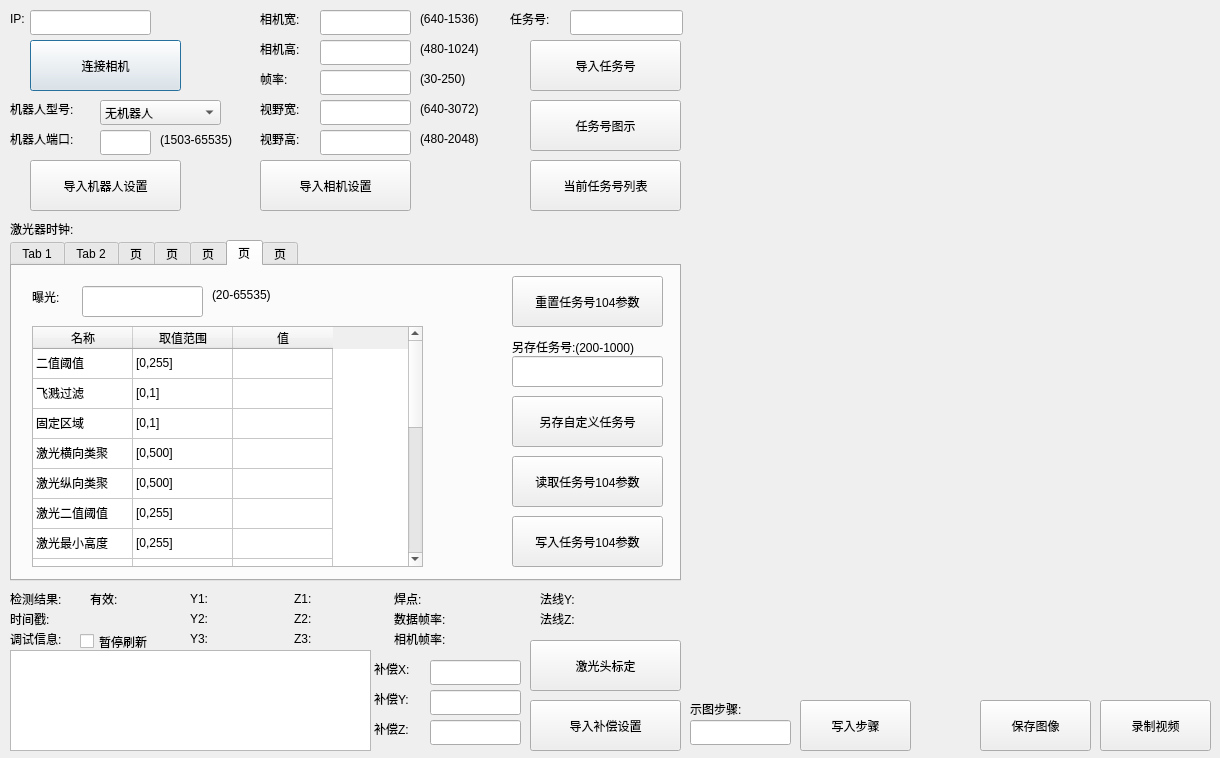
Above: qtmysunnydlg.ui from qubo188612/qtwelding before the change. Below: the same form after it.
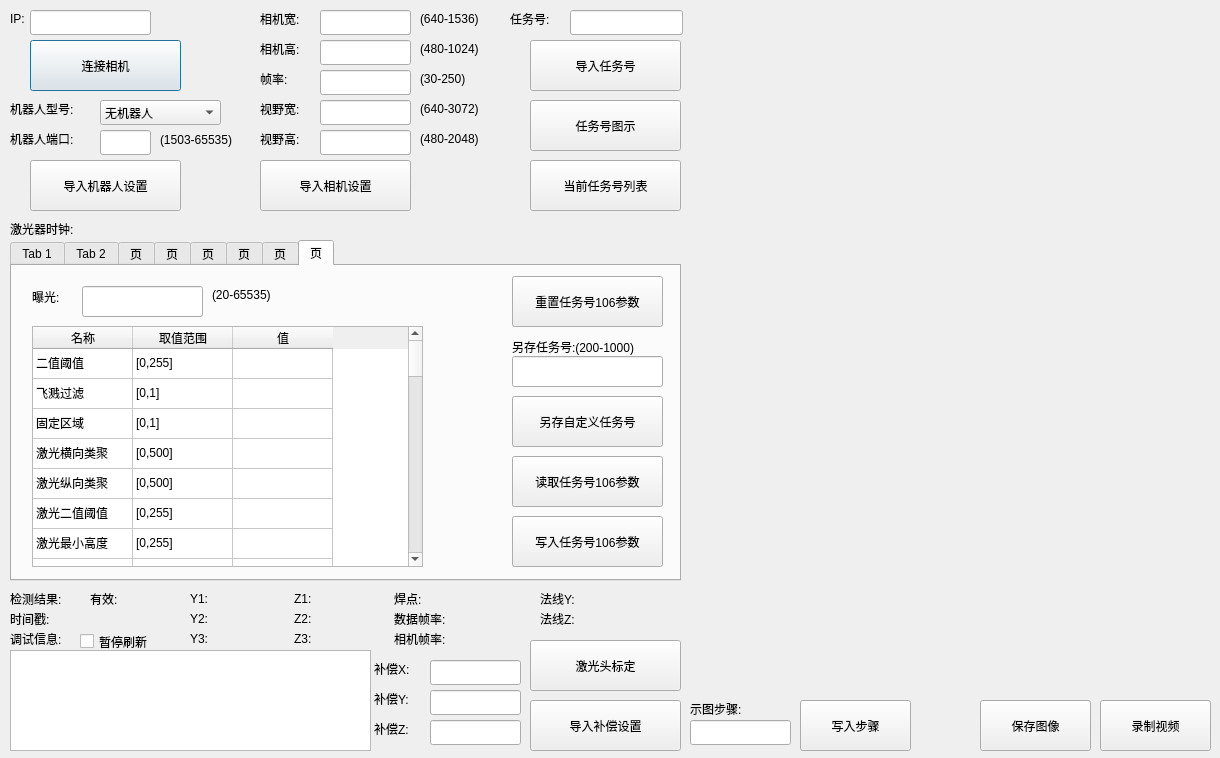
That is the form after the change. Custom widgets are drawn as their Qt base class.

```diff
--- a/qtmysunnydlg.ui
+++ b/qtmysunnydlg.ui
@@ -580,7 +580,7 @@
     </rect>
    </property>
    <property name="currentIndex">
-    <number>5</number>
+    <number>7</number>
    </property>
    <widget class="QWidget" name="tab">
     <attribute name="title">
@@ -4113,6 +4113,990 @@
      </property>
     </widget>
    </widget>
+   <widget class="QWidget" name="tab_8">
+    <attribute name="title">
+     <string>页</string>
+    </attribute>
+    <widget class="QTableWidget" name="tab8tableWidget">
+     <property name="geometry">
+      <rect>
+       <x>20</x>
+       <y>60</y>
+       <width>391</width>
+       <height>241</height>
+      </rect>
+     </property>
+     <attribute name="verticalHeaderVisible">
+      <bool>false</bool>
+     </attribute>
+     <row>
+      <property name="text">
+       <string>1</string>
+      </property>
+     </row>
+     <row>
+      <property name="text">
+       <string>2</string>
+      </property>
+     </row>
+     <row>
+      <property name="text">
+       <string>3</string>
+      </property>
+     </row>
+     <row>
+      <property name="text">
+       <string>4</string>
+      </property>
+     </row>
+     <row>
+      <property name="text">
+       <string>5</string>
+      </property>
+     </row>
+     <row>
+      <property name="text">
+       <string>6</string>
+      </property>
+     </row>
+     <row>
+      <property name="text">
+       <string>7</string>
+      </property>
+     </row>
+     <row>
+      <property name="text">
+       <string>8</string>
+      </property>
+     </row>
+     <row>
+      <property name="text">
+       <string>9</string>
+      </property>
+     </row>
+     <row>
+      <property name="text">
+       <string>10</string>
+      </property>
+     </row>
+     <row>
+      <property name="text">
+       <string>11</string>
+      </property>
+     </row>
+     <row>
+      <property name="text">
+       <string>12</string>
+      </property>
+     </row>
+     <row>
+      <property name="text">
+       <string>13</string>
+      </property>
+     </row>
+     <row>
+      <property name="text">
+       <string>14</string>
+      </property>
+     </row>
+     <row>
+      <property name="text">
+       <string>15</string>
+      </property>
+     </row>
+     <row>
+      <property name="text">
+       <string>16</string>
+      </property>
+     </row>
+     <row>
+      <property name="text">
+       <string>17</string>
+      </property>
+     </row>
+     <row>
+      <property name="text">
+       <string>18</string>
+      </property>
+     </row>
+     <row>
+      <property name="text">
+       <string>19</string>
+      </property>
+     </row>
+     <row>
+      <property name="text">
+       <string>20</string>
+      </property>
+     </row>
+     <row>
+      <property name="text">
+       <string>21</string>
+      </property>
+     </row>
+     <row>
+      <property name="text">
+       <string>22</string>
+      </property>
+     </row>
+     <row>
+      <property name="text">
+       <string>23</string>
+      </property>
+     </row>
+     <row>
+      <property name="text">
+       <string>24</string>
+      </property>
+     </row>
+     <row>
+      <property name="text">
+       <string>25</string>
+      </property>
+     </row>
+     <row>
+      <property name="text">
+       <string>26</string>
+      </property>
+     </row>
+     <row>
+      <property name="text">
+       <string>27</string>
+      </property>
+     </row>
+     <row>
+      <property name="text">
+       <string>28</string>
+      </property>
+     </row>
+     <row>
+      <property name="text">
+       <string>29</string>
+      </property>
+     </row>
+     <row>
+      <property name="text">
+       <string>30</string>
+      </property>
+     </row>
+     <row>
+      <property name="text">
+       <string>31</string>
+      </property>
+     </row>
+     <row>
+      <property name="text">
+       <string>32</string>
+      </property>
+     </row>
+     <row>
+      <property name="text">
+       <string>33</string>
+      </property>
+     </row>
+     <row>
+      <property name="text">
+       <string>34</string>
+      </property>
+     </row>
+     <row>
+      <property name="text">
+       <string>35</string>
+      </property>
+     </row>
+     <row>
+      <property name="text">
+       <string>36</string>
+      </property>
+     </row>
+     <row>
+      <property name="text">
+       <string>37</string>
+      </property>
+     </row>
+     <row>
+      <property name="text">
+       <string>38</string>
+      </property>
+     </row>
+     <row>
+      <property name="text">
+       <string>39</string>
+      </property>
+     </row>
+     <row>
+      <property name="text">
+       <string>40</string>
+      </property>
+     </row>
+     <row>
+      <property name="text">
+       <string>41</string>
+      </property>
+     </row>
+     <row>
+      <property name="text">
+       <string>43</string>
+      </property>
+     </row>
+     <column>
+      <property name="text">
+       <string>名称</string>
+      </property>
+     </column>
+     <column>
+      <property name="text">
+       <string>取值范围</string>
+      </property>
+     </column>
+     <column>
+      <property name="text">
+       <string>值</string>
+      </property>
+     </column>
+     <item row="0" column="0">
+      <property name="text">
+       <string>二值阈值</string>
+      </property>
+     </item>
+     <item row="0" column="1">
+      <property name="text">
+       <string>[0,255]</string>
+      </property>
+     </item>
+     <item row="0" column="2">
+      <property name="text">
+       <string/>
+      </property>
+     </item>
+     <item row="1" column="0">
+      <property name="text">
+       <string>飞溅过滤</string>
+      </property>
+     </item>
+     <item row="1" column="1">
+      <property name="text">
+       <string>[0,1]</string>
+      </property>
+     </item>
+     <item row="1" column="2">
+      <property name="text">
+       <string/>
+      </property>
+     </item>
+     <item row="2" column="0">
+      <property name="text">
+       <string>固定区域</string>
+      </property>
+     </item>
+     <item row="2" column="1">
+      <property name="text">
+       <string>[0,1]</string>
+      </property>
+     </item>
+     <item row="2" column="2">
+      <property name="text">
+       <string/>
+      </property>
+     </item>
+     <item row="3" column="0">
+      <property name="text">
+       <string>激光横向类聚</string>
+      </property>
+     </item>
+     <item row="3" column="1">
+      <property name="text">
+       <string>[0,500]</string>
+      </property>
+     </item>
+     <item row="3" column="2">
+      <property name="text">
+       <string/>
+      </property>
+     </item>
+     <item row="4" column="0">
+      <property name="text">
+       <string>激光纵向类聚</string>
+      </property>
+     </item>
+     <item row="4" column="1">
+      <property name="text">
+       <string>[0,500]</string>
+      </property>
+     </item>
+     <item row="4" column="2">
+      <property name="text">
+       <string/>
+      </property>
+     </item>
+     <item row="5" column="0">
+      <property name="text">
+       <string>激光二值阈值</string>
+      </property>
+     </item>
+     <item row="5" column="1">
+      <property name="text">
+       <string>[0,255]</string>
+      </property>
+     </item>
+     <item row="5" column="2">
+      <property name="text">
+       <string/>
+      </property>
+     </item>
+     <item row="6" column="0">
+      <property name="text">
+       <string>激光最小高度</string>
+      </property>
+     </item>
+     <item row="6" column="1">
+      <property name="text">
+       <string>[0,255]</string>
+      </property>
+     </item>
+     <item row="6" column="2">
+      <property name="text">
+       <string/>
+      </property>
+     </item>
+     <item row="7" column="0">
+      <property name="text">
+       <string>激光最小长度</string>
+      </property>
+     </item>
+     <item row="7" column="1">
+      <property name="text">
+       <string>[0,255]</string>
+      </property>
+     </item>
+     <item row="7" column="2">
+      <property name="text">
+       <string/>
+      </property>
+     </item>
+     <item row="8" column="0">
+      <property name="text">
+       <string>激光最粗限制</string>
+      </property>
+     </item>
+     <item row="8" column="1">
+      <property name="text">
+       <string>[0,20]</string>
+      </property>
+     </item>
+     <item row="8" column="2">
+      <property name="text">
+       <string/>
+      </property>
+     </item>
+     <item row="9" column="0">
+      <property name="text">
+       <string>检测区域开关</string>
+      </property>
+     </item>
+     <item row="9" column="1">
+      <property name="text">
+       <string>[0,1]</string>
+      </property>
+     </item>
+     <item row="9" column="2">
+      <property name="text">
+       <string/>
+      </property>
+     </item>
+     <item row="10" column="0">
+      <property name="text">
+       <string>检测区域左</string>
+      </property>
+     </item>
+     <item row="10" column="1">
+      <property name="text">
+       <string>[0,2048)</string>
+      </property>
+     </item>
+     <item row="10" column="2">
+      <property name="text">
+       <string/>
+      </property>
+     </item>
+     <item row="11" column="0">
+      <property name="text">
+       <string>检测区域右</string>
+      </property>
+     </item>
+     <item row="11" column="1">
+      <property name="text">
+       <string>[0,2048)</string>
+      </property>
+     </item>
+     <item row="11" column="2">
+      <property name="text">
+       <string/>
+      </property>
+     </item>
+     <item row="12" column="0">
+      <property name="text">
+       <string>检测区域上</string>
+      </property>
+     </item>
+     <item row="12" column="1">
+      <property name="text">
+       <string>[0,3072)</string>
+      </property>
+     </item>
+     <item row="12" column="2">
+      <property name="text">
+       <string/>
+      </property>
+     </item>
+     <item row="13" column="0">
+      <property name="text">
+       <string>检测区域下</string>
+      </property>
+     </item>
+     <item row="13" column="1">
+      <property name="text">
+       <string>[0,3072)</string>
+      </property>
+     </item>
+     <item row="13" column="2">
+      <property name="text">
+       <string/>
+      </property>
+     </item>
+     <item row="14" column="0">
+      <property name="text">
+       <string>坡口判定阈值</string>
+      </property>
+     </item>
+     <item row="14" column="1">
+      <property name="text">
+       <string>[0,5000]</string>
+      </property>
+     </item>
+     <item row="14" column="2">
+      <property name="text">
+       <string/>
+      </property>
+     </item>
+     <item row="15" column="0">
+      <property name="text">
+       <string>坡口两侧直线长度</string>
+      </property>
+     </item>
+     <item row="15" column="1">
+      <property name="text">
+       <string>[0,2000]</string>
+      </property>
+     </item>
+     <item row="15" column="2">
+      <property name="text">
+       <string/>
+      </property>
+     </item>
+     <item row="16" column="0">
+      <property name="text">
+       <string>上坡口统计起点</string>
+      </property>
+     </item>
+     <item row="16" column="1">
+      <property name="text">
+       <string>[0,200]</string>
+      </property>
+     </item>
+     <item row="16" column="2">
+      <property name="text">
+       <string/>
+      </property>
+     </item>
+     <item row="17" column="0">
+      <property name="text">
+       <string>上坡口统计终点</string>
+      </property>
+     </item>
+     <item row="17" column="1">
+      <property name="text">
+       <string>[0,200]</string>
+      </property>
+     </item>
+     <item row="17" column="2">
+      <property name="text">
+       <string/>
+      </property>
+     </item>
+     <item row="18" column="0">
+      <property name="text">
+       <string>下坡口统计起点</string>
+      </property>
+     </item>
+     <item row="18" column="1">
+      <property name="text">
+       <string>[0,200]</string>
+      </property>
+     </item>
+     <item row="18" column="2">
+      <property name="text">
+       <string/>
+      </property>
+     </item>
+     <item row="19" column="0">
+      <property name="text">
+       <string>下坡口统计终点</string>
+      </property>
+     </item>
+     <item row="19" column="1">
+      <property name="text">
+       <string>[0,200]</string>
+      </property>
+     </item>
+     <item row="19" column="2">
+      <property name="text">
+       <string/>
+      </property>
+     </item>
+     <item row="20" column="0">
+      <property name="text">
+       <string>上坡口最远终点</string>
+      </property>
+     </item>
+     <item row="20" column="1">
+      <property name="text">
+       <string>[0,2000]</string>
+      </property>
+     </item>
+     <item row="20" column="2">
+      <property name="text">
+       <string/>
+      </property>
+     </item>
+     <item row="21" column="0">
+      <property name="text">
+       <string>下坡口最远终点</string>
+      </property>
+     </item>
+     <item row="21" column="1">
+      <property name="text">
+       <string>[0,2000]</string>
+      </property>
+     </item>
+     <item row="21" column="2">
+      <property name="text">
+       <string/>
+      </property>
+     </item>
+     <item row="22" column="0">
+      <property name="text">
+       <string>上坡口长度</string>
+      </property>
+     </item>
+     <item row="22" column="1">
+      <property name="text">
+       <string>[0,500]</string>
+      </property>
+     </item>
+     <item row="22" column="2">
+      <property name="text">
+       <string/>
+      </property>
+     </item>
+     <item row="23" column="0">
+      <property name="text">
+       <string>下坡口长度</string>
+      </property>
+     </item>
+     <item row="23" column="1">
+      <property name="text">
+       <string>[0,500]</string>
+      </property>
+     </item>
+     <item row="23" column="2">
+      <property name="text">
+       <string/>
+      </property>
+     </item>
+     <item row="24" column="0">
+      <property name="text">
+       <string>断点向后搜索距离</string>
+      </property>
+     </item>
+     <item row="24" column="1">
+      <property name="text">
+       <string>[0,500]</string>
+      </property>
+     </item>
+     <item row="24" column="2">
+      <property name="text">
+       <string/>
+      </property>
+     </item>
+     <item row="25" column="0">
+      <property name="text">
+       <string>断点向前搜索距离</string>
+      </property>
+     </item>
+     <item row="25" column="1">
+      <property name="text">
+       <string>[0,500]</string>
+      </property>
+     </item>
+     <item row="25" column="2">
+      <property name="text">
+       <string/>
+      </property>
+     </item>
+     <item row="26" column="0">
+      <property name="text">
+       <string>坡口模式</string>
+      </property>
+     </item>
+     <item row="26" column="1">
+      <property name="text">
+       <string>[0,1]</string>
+      </property>
+     </item>
+     <item row="26" column="2">
+      <property name="text">
+       <string/>
+      </property>
+     </item>
+     <item row="27" column="0">
+      <property name="text">
+       <string>上斜坡斜度最大值</string>
+      </property>
+     </item>
+     <item row="27" column="1">
+      <property name="text">
+       <string>[0,5000]</string>
+      </property>
+     </item>
+     <item row="27" column="2">
+      <property name="text">
+       <string/>
+      </property>
+     </item>
+     <item row="28" column="0">
+      <property name="text">
+       <string>上斜坡斜度最小值</string>
+      </property>
+     </item>
+     <item row="28" column="1">
+      <property name="text">
+       <string>[0,5000]</string>
+      </property>
+     </item>
+     <item row="28" column="2">
+      <property name="text">
+       <string/>
+      </property>
+     </item>
+     <item row="29" column="0">
+      <property name="text">
+       <string>上斜坡统计起点</string>
+      </property>
+     </item>
+     <item row="29" column="1">
+      <property name="text">
+       <string>[0,200]</string>
+      </property>
+     </item>
+     <item row="29" column="2">
+      <property name="text">
+       <string/>
+      </property>
+     </item>
+     <item row="30" column="0">
+      <property name="text">
+       <string>上斜坡统计终点</string>
+      </property>
+     </item>
+     <item row="30" column="1">
+      <property name="text">
+       <string>[0,200]</string>
+      </property>
+     </item>
+     <item row="30" column="2">
+      <property name="text">
+       <string/>
+      </property>
+     </item>
+     <item row="31" column="0">
+      <property name="text">
+       <string>下斜坡斜度最小值</string>
+      </property>
+     </item>
+     <item row="31" column="1">
+      <property name="text">
+       <string>[-5000,0]</string>
+      </property>
+     </item>
+     <item row="31" column="2">
+      <property name="text">
+       <string/>
+      </property>
+     </item>
+     <item row="32" column="0">
+      <property name="text">
+       <string>下斜坡斜度最大值</string>
+      </property>
+     </item>
+     <item row="32" column="1">
+      <property name="text">
+       <string>[-5000,0]</string>
+      </property>
+     </item>
+     <item row="32" column="2">
+      <property name="text">
+       <string/>
+      </property>
+     </item>
+     <item row="33" column="0">
+      <property name="text">
+       <string>下斜坡统计起点</string>
+      </property>
+     </item>
+     <item row="33" column="1">
+      <property name="text">
+       <string>[0,200]</string>
+      </property>
+     </item>
+     <item row="33" column="2">
+      <property name="text">
+       <string/>
+      </property>
+     </item>
+     <item row="34" column="0">
+      <property name="text">
+       <string>下斜坡统计终点</string>
+      </property>
+     </item>
+     <item row="34" column="1">
+      <property name="text">
+       <string>[0,200]</string>
+      </property>
+     </item>
+     <item row="34" column="2">
+      <property name="text">
+       <string/>
+      </property>
+     </item>
+     <item row="35" column="0">
+      <property name="text">
+       <string>上斜坡长度</string>
+      </property>
+     </item>
+     <item row="35" column="1">
+      <property name="text">
+       <string>[0,500]</string>
+      </property>
+     </item>
+     <item row="35" column="2">
+      <property name="text">
+       <string/>
+      </property>
+     </item>
+     <item row="36" column="0">
+      <property name="text">
+       <string>下斜坡长度</string>
+      </property>
+     </item>
+     <item row="36" column="1">
+      <property name="text">
+       <string>[0,500]</string>
+      </property>
+     </item>
+     <item row="36" column="2">
+      <property name="text">
+       <string/>
+      </property>
+     </item>
+     <item row="37" column="0">
+      <property name="text">
+       <string>咬边检测</string>
+      </property>
+     </item>
+     <item row="37" column="1">
+      <property name="text">
+       <string>[0,1]</string>
+      </property>
+     </item>
+     <item row="37" column="2">
+      <property name="text">
+       <string/>
+      </property>
+     </item>
+     <item row="38" column="0">
+      <property name="text">
+       <string>咬边检测范围</string>
+      </property>
+     </item>
+     <item row="38" column="1">
+      <property name="text">
+       <string>[0,200]</string>
+      </property>
+     </item>
+     <item row="38" column="2">
+      <property name="text">
+       <string/>
+      </property>
+     </item>
+     <item row="39" column="0">
+      <property name="text">
+       <string>咬边阈值</string>
+      </property>
+     </item>
+     <item row="39" column="1">
+      <property name="text">
+       <string>[0,255]</string>
+      </property>
+     </item>
+     <item row="39" column="2">
+      <property name="text">
+       <string/>
+      </property>
+     </item>
+     <item row="40" column="0">
+      <property name="text">
+       <string>咬边搜索终点</string>
+      </property>
+     </item>
+     <item row="40" column="1">
+      <property name="text">
+       <string>[0,200]</string>
+      </property>
+     </item>
+     <item row="40" column="2">
+      <property name="text">
+       <string/>
+      </property>
+     </item>
+     <item row="41" column="0">
+      <property name="text">
+       <string>咬边搜索起点</string>
+      </property>
+     </item>
+     <item row="41" column="1">
+      <property name="text">
+       <string>[0,200]</string>
+      </property>
+     </item>
+     <item row="41" column="2">
+      <property name="text">
+       <string/>
+      </property>
+     </item>
+    </widget>
+    <widget class="QPushButton" name="initTab8Btn">
+     <property name="geometry">
+      <rect>
+       <x>500</x>
+       <y>10</y>
+       <width>151</width>
+       <height>51</height>
+      </rect>
+     </property>
+     <property name="text">
+      <string>重置任务号106参数</string>
+     </property>
+    </widget>
+    <widget class="QPushButton" name="readTab8Btn">
+     <property name="geometry">
+      <rect>
+       <x>500</x>
+       <y>190</y>
+       <width>151</width>
+       <height>51</height>
+      </rect>
+     </property>
+     <property name="text">
+      <string>读取任务号106参数</string>
+     </property>
+    </widget>
+    <widget class="QLabel" name="tab8label_3">
+     <property name="geometry">
+      <rect>
+       <x>20</x>
+       <y>20</y>
+       <width>41</width>
+       <height>21</height>
+      </rect>
+     </property>
+     <property name="text">
+      <string>曝光:</string>
+     </property>
+    </widget>
+    <widget class="QLabel" name="tab8label_1">
+     <property name="geometry">
+      <rect>
+       <x>200</x>
+       <y>20</y>
+       <width>81</width>
+       <height>17</height>
+      </rect>
+     </property>
+     <property name="text">
+      <string>(20-65535)</string>
+     </property>
+    </widget>
+    <widget class="QLabel" name="tab8label_2">
+     <property name="geometry">
+      <rect>
+       <x>500</x>
+       <y>70</y>
+       <width>151</width>
+       <height>21</height>
+      </rect>
+     </property>
+     <property name="text">
+      <string>另存任务号:(200-1000)</string>
+     </property>
+    </widget>
+    <widget class="QLineEdit" name="alg106_othersave">
+     <property name="geometry">
+      <rect>
+       <x>500</x>
+       <y>90</y>
+       <width>151</width>
+       <height>31</height>
+      </rect>
+     </property>
+    </widget>
+    <widget class="QPushButton" name="othersaveTab8Btn">
+     <property name="geometry">
+      <rect>
+       <x>500</x>
+       <y>130</y>
+       <width>151</width>
+       <height>51</height>
+      </rect>
+     </property>
+     <property name="text">
+      <string>另存自定义任务号</string>
+     </property>
+    </widget>
+    <widget class="QPushButton" name="writeTab8Btn">
+     <property name="geometry">
+      <rect>
+       <x>500</x>
+       <y>250</y>
+       <width>151</width>
+       <height>51</height>
+      </rect>
+     </property>
+     <property name="text">
+      <string>写入任务号106参数</string>
+     </property>
+    </widget>
+    <widget class="QLineEdit" name="alg106_threshold">
+     <property name="geometry">
+      <rect>
+       <x>70</x>
+       <y>20</y>
+       <width>121</width>
+       <height>31</height>
+      </rect>
+     </property>
+    </widget>
+   </widget>
   </widget>
   <widget class="QLabel" name="label_30">
    <property name="geometry">
```
